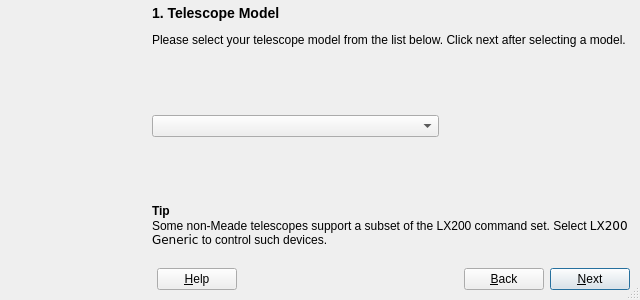
First picture: the form in kstars/telescopewizard.ui, repository KDE/kstars, before the edit.
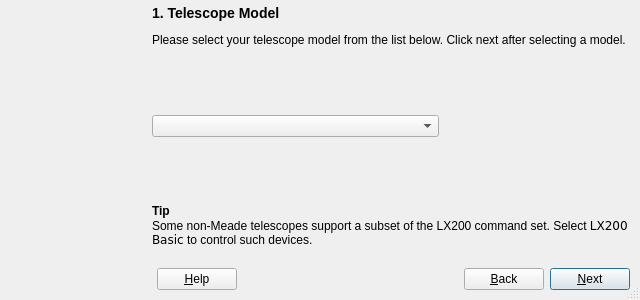
Second picture: the form after the edit. The open tabs and pages were chosen to show the change. Custom widgets are drawn as their Qt base class.

The edit to the form file:
```diff
--- a/kstars/telescopewizard.ui
+++ b/kstars/telescopewizard.ui
@@ -254,7 +254,7 @@
         <widget class="QLabel" name="textLabel1" >
          <property name="text" >
           <string>&lt;b>Tip&lt;/b>
-&lt;br>Some non-Meade telescopes support a subset of the LX200 command set. Select &lt;tt>LX200 Generic&lt;/tt> to control such devices.</string>
+&lt;br>Some non-Meade telescopes support a subset of the LX200 command set. Select &lt;tt>LX200 Basic&lt;/tt> to control such devices.</string>
          </property>
          <property name="wordWrap" >
           <bool>true</bool>
```
